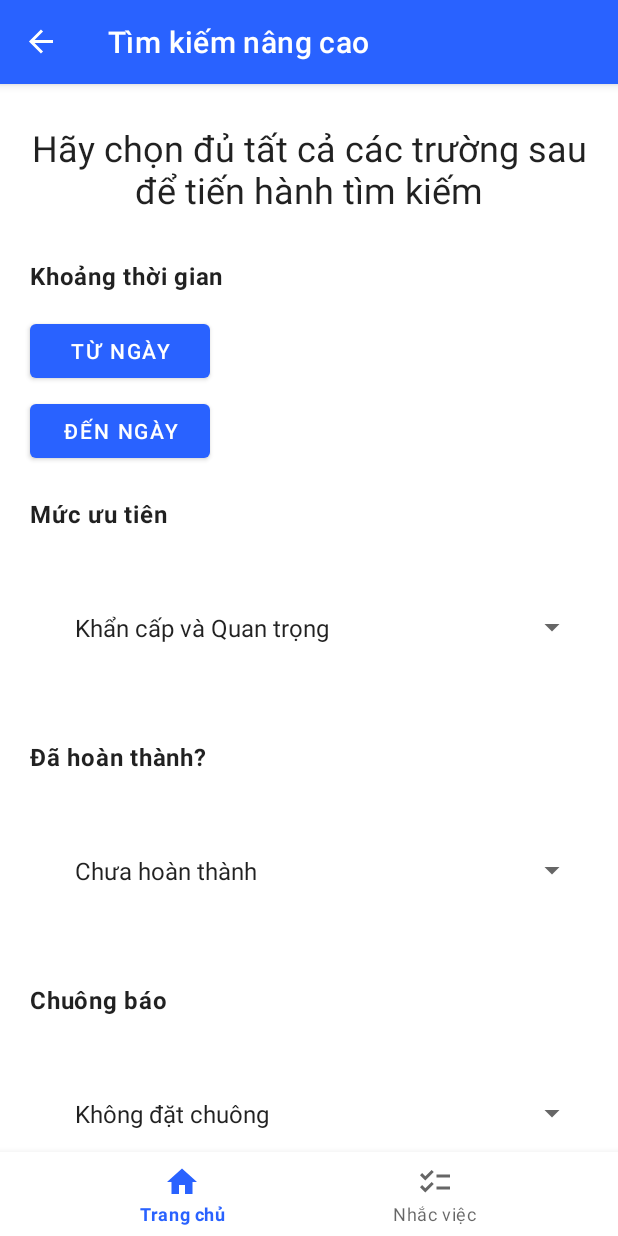
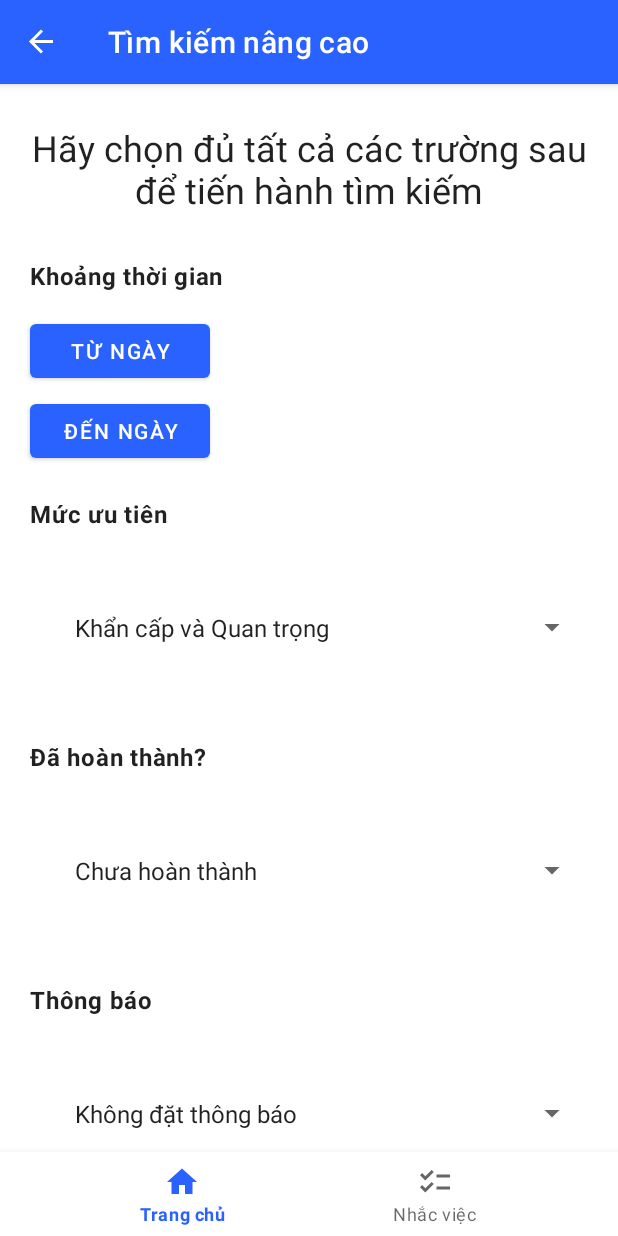
Before and after one commit to dominh2000/WeatherApp, an Android app: the FragmentListToDo screen opened through its navigation route, in the options menu, after a tap on "Tìm kiếm nâng cao", on a phone screen of 412 x 824 dp. Run offline under Robolectric (Android 15) with nearby library versions, the phone set to English and light mode, and no system bars; our stand-ins replace Firebase (no records; nobody signed in at launch, a user with empty details on screens opened directly), Room's generated code, navigation-ui; libraries missing offline, so code that uses them is left out: coil.decode, com.firebase.ui; pictures from the network do not load; 5 statements that could not run were skipped.

Commit message:
Sửa từ ngữ chính xác

```diff
--- a/app/src/main/java/com/example/weatherkotlin/adapters/ToDoListAdapter.kt
+++ b/app/src/main/java/com/example/weatherkotlin/adapters/ToDoListAdapter.kt
@@ -56,7 +56,7 @@ class ToDoListAdapter(private val onItemClicked: (Task) -> Unit) :
                 when (itemToDo.isNotified) {
                     true -> {
                         imageAlarm.visibility = View.VISIBLE
-                        imageAlarm.setImageResource(R.drawable.ic_alarm_on)
+                        imageAlarm.setImageResource(R.drawable.ic_noti_on)
                     }
                     else -> imageAlarm.visibility = View.GONE
                 }
--- a/app/src/main/java/com/example/weatherkotlin/fragments/FragmentAddUpdateDeleteToDo.kt
+++ b/app/src/main/java/com/example/weatherkotlin/fragments/FragmentAddUpdateDeleteToDo.kt
@@ -417,7 +417,7 @@ class FragmentAddUpdateDeleteToDo : Fragment() {
                 Snackbar.make(
                     ctx,
                     view,
-                    "Không thể đặt chuông báo cho thời điểm trước hiện tại.",
+                    "Không thể đặt thông báo cho thời điểm trước hiện tại.",
                     Snackbar.LENGTH_SHORT
                 ).show()
                 switch.isChecked = false
--- /dev/null
+++ b/app/src/main/res/drawable/ic_noti_on.xml
@@ -0,0 +1,5 @@
+<vector android:height="24dp" android:tint="@color/orange"
+    android:viewportHeight="24" android:viewportWidth="24"
+    android:width="24dp" xmlns:android="http://schemas.android.com/apk/res/android">
+    <path android:fillColor="@android:color/white" android:pathData="M12,22c1.1,0 2,-0.9 2,-2h-4c0,1.1 0.89,2 2,2zM18,16v-5c0,-3.07 -1.64,-5.64 -4.5,-6.32L13.5,4c0,-0.83 -0.67,-1.5 -1.5,-1.5s-1.5,0.67 -1.5,1.5v0.68C7.63,5.36 6,7.92 6,11v5l-2,2v1h16v-1l-2,-2z"/>
+</vector>
--- a/app/src/main/res/layout/fragment_add_update_delete_to_do.xml
+++ b/app/src/main/res/layout/fragment_add_update_delete_to_do.xml
@@ -162,7 +162,7 @@
             android:layout_width="0dp"
             android:layout_height="wrap_content"
             android:checked="false"
-            android:text="Đặt chuông báo"
+            android:text="Đặt thông báo"
             android:textAppearance="?attr/textAppearanceBody1"
             android:textStyle="bold"
             app:layout_constraintStart_toStartOf="parent"
--- a/app/src/main/res/layout/fragment_advanced_search_to_do.xml
+++ b/app/src/main/res/layout/fragment_advanced_search_to_do.xml
@@ -136,7 +136,7 @@
             android:layout_height="wrap_content"
             app:layout_constraintStart_toStartOf="parent"
             app:layout_constraintTop_toBottomOf="@id/completed_spinner"
-            android:text="Chuông báo"
+            android:text="Thông báo"
             android:textAppearance="?attr/textAppearanceBody1"
             android:textStyle="bold"
             android:padding="10dp"
--- a/app/src/main/res/menu/to_do_menu.xml
+++ b/app/src/main/res/menu/to_do_menu.xml
@@ -29,9 +29,9 @@
             <item android:id="@+id/not_completed"
                 android:title="Chưa hoàn thành"/>
             <item android:id="@+id/set_notified"
-                android:title="Có chuông báo"/>
+                android:title="Có đặt thông báo"/>
             <item android:id="@+id/not_set_notified"
-                android:title="Không chuông báo"/>
+                android:title="Không đặt thông báo"/>
         </menu>
     </item>
 
--- a/app/src/main/res/values/strings.xml
+++ b/app/src/main/res/values/strings.xml
@@ -43,8 +43,8 @@
         <item>Không khẩn cấp và Không quan trọng</item>
     </string-array>
     <string-array name="notified_state">
-        <item>Không đặt chuông</item>
-        <item>Có đặt chuông</item>
+        <item>Không đặt thông báo</item>
+        <item>Có đặt thông báo</item>
     </string-array>
     <string-array name="completed_state">
         <item>Chưa hoàn thành</item>
```
Also changed, not shown: 1 other file.
